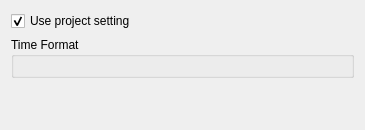
Above: libs/postbase/time/private/posttimedataitem_editwidget.ui from i-RIC/prepost-gui before the change. Below: the same form after it.
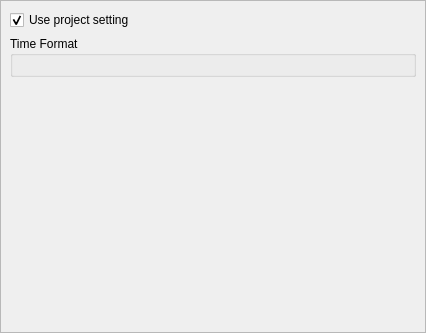
That is the form after the change. Custom widgets are drawn as their Qt base class.

Diff of the .ui file:
```diff
--- a/libs/postbase/time/private/posttimedataitem_editwidget.ui
+++ b/libs/postbase/time/private/posttimedataitem_editwidget.ui
@@ -6,14 +6,41 @@
    <rect>
     <x>0</x>
     <y>0</y>
-    <width>365</width>
-    <height>130</height>
+    <width>426</width>
+    <height>333</height>
    </rect>
   </property>
   <property name="windowTitle">
    <string>Form</string>
   </property>
-  <layout class="QVBoxLayout" name="verticalLayout_2">
+  <layout class="QVBoxLayout" name="verticalLayout_3">
+   <property name="leftMargin">
+    <number>0</number>
+   </property>
+   <property name="topMargin">
+    <number>0</number>
+   </property>
+   <property name="rightMargin">
+    <number>0</number>
+   </property>
+   <property name="bottomMargin">
+    <number>0</number>
+   </property>
+   <item>
+    <widget class="QScrollArea" name="scrollArea">
+     <property name="widgetResizable">
+      <bool>true</bool>
+     </property>
+     <widget class="QWidget" name="scrollAreaWidgetContents">
+      <property name="geometry">
+       <rect>
+        <x>0</x>
+        <y>0</y>
+        <width>424</width>
+        <height>331</height>
+       </rect>
+      </property>
+      <layout class="QVBoxLayout" name="verticalLayout_2" stretch="0,0,0,1">
    <item>
     <widget class="QCheckBox" name="useProjectSettingCheckBox">
      <property name="text">
@@ -48,13 +75,20 @@
      <property name="orientation">
       <enum>Qt::Vertical</enum>
      </property>
+         <property name="sizeType">
+          <enum>QSizePolicy::Minimum</enum>
+         </property>
      <property name="sizeHint" stdset="0">
       <size>
        <width>20</width>
-       <height>23</height>
+           <height>1</height>
       </size>
      </property>
     </spacer>
+       </item>
+      </layout>
+     </widget>
+    </widget>
    </item>
   </layout>
  </widget>
```
Lines whose indentation alone changed are shown as unchanged.
